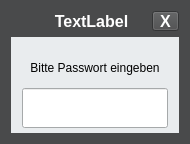
Old version of the form linbo_gui/login.ui in the repository linuxmuster/linuxmuster-linbo.
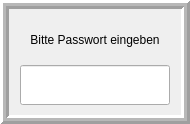
New version of the form.

Commit message: login dialog mit breitem Rahmen

```diff
--- a/linbo_gui/login.ui
+++ b/linbo_gui/login.ui
@@ -10,7 +10,7 @@
     <x>0</x>
     <y>0</y>
     <width>190</width>
-    <height>144</height>
+    <height>124</height>
    </rect>
   </property>
   <property name="sizePolicy">
@@ -25,421 +25,6 @@
     <height>100</height>
    </size>
   </property>
-  <property name="palette">
-   <palette>
-    <active>
-     <colorrole role="WindowText">
-      <brush brushstyle="SolidPattern">
-       <color alpha="255">
-        <red>255</red>
-        <green>255</green>
-        <blue>255</blue>
-       </color>
-      </brush>
-     </colorrole>
-     <colorrole role="Button">
-      <brush brushstyle="SolidPattern">
-       <color alpha="255">
-        <red>73</red>
-        <green>74</green>
-        <blue>75</blue>
-       </color>
-      </brush>
-     </colorrole>
-     <colorrole role="Light">
-      <brush brushstyle="SolidPattern">
-       <color alpha="255">
-        <red>109</red>
-        <green>111</green>
-        <blue>112</blue>
-       </color>
-      </brush>
-     </colorrole>
-     <colorrole role="Midlight">
-      <brush brushstyle="SolidPattern">
-       <color alpha="255">
-        <red>91</red>
-        <green>92</green>
-        <blue>93</blue>
-       </color>
-      </brush>
-     </colorrole>
-     <colorrole role="Dark">
-      <brush brushstyle="SolidPattern">
-       <color alpha="255">
-        <red>36</red>
-        <green>37</green>
-        <blue>37</blue>
-       </color>
-      </brush>
-     </colorrole>
-     <colorrole role="Mid">
-      <brush brushstyle="SolidPattern">
-       <color alpha="255">
-        <red>48</red>
-        <green>49</green>
-        <blue>50</blue>
-       </color>
-      </brush>
-     </colorrole>
-     <colorrole role="Text">
-      <brush brushstyle="SolidPattern">
-       <color alpha="255">
-        <red>255</red>
-        <green>255</green>
-        <blue>255</blue>
-       </color>
-      </brush>
-     </colorrole>
-     <colorrole role="BrightText">
-      <brush brushstyle="SolidPattern">
-       <color alpha="255">
-        <red>255</red>
-        <green>255</green>
-        <blue>255</blue>
-       </color>
-      </brush>
-     </colorrole>
-     <colorrole role="ButtonText">
-      <brush brushstyle="SolidPattern">
-       <color alpha="255">
-        <red>255</red>
-        <green>255</green>
-        <blue>255</blue>
-       </color>
-      </brush>
-     </colorrole>
-     <colorrole role="Base">
-      <brush brushstyle="SolidPattern">
-       <color alpha="255">
-        <red>0</red>
-        <green>0</green>
-        <blue>0</blue>
-       </color>
-      </brush>
-     </colorrole>
-     <colorrole role="Window">
-      <brush brushstyle="SolidPattern">
-       <color alpha="255">
-        <red>73</red>
-        <green>74</green>
-        <blue>75</blue>
-       </color>
-      </brush>
-     </colorrole>
-     <colorrole role="Shadow">
-      <brush brushstyle="SolidPattern">
-       <color alpha="255">
-        <red>0</red>
-        <green>0</green>
-        <blue>0</blue>
-       </color>
-      </brush>
-     </colorrole>
-     <colorrole role="AlternateBase">
-      <brush brushstyle="SolidPattern">
-       <color alpha="255">
-        <red>36</red>
-        <green>37</green>
-        <blue>37</blue>
-       </color>
-      </brush>
-     </colorrole>
-     <colorrole role="ToolTipBase">
-      <brush brushstyle="SolidPattern">
-       <color alpha="255">
-        <red>255</red>
-        <green>255</green>
-        <blue>220</blue>
-       </color>
-      </brush>
-     </colorrole>
-     <colorrole role="ToolTipText">
-      <brush brushstyle="SolidPattern">
-       <color alpha="255">
-        <red>0</red>
-        <green>0</green>
-        <blue>0</blue>
-       </color>
-      </brush>
-     </colorrole>
-    </active>
-    <inactive>
-     <colorrole role="WindowText">
-      <brush brushstyle="SolidPattern">
-       <color alpha="255">
-        <red>255</red>
-        <green>255</green>
-        <blue>255</blue>
-       </color>
-      </brush>
-     </colorrole>
-     <colorrole role="Button">
-      <brush brushstyle="SolidPattern">
-       <color alpha="255">
-        <red>73</red>
-        <green>74</green>
-        <blue>75</blue>
-       </color>
-      </brush>
-     </colorrole>
-     <colorrole role="Light">
-      <brush brushstyle="SolidPattern">
-       <color alpha="255">
-        <red>109</red>
-        <green>111</green>
-        <blue>112</blue>
-       </color>
-      </brush>
-     </colorrole>
-     <colorrole role="Midlight">
-      <brush brushstyle="SolidPattern">
-       <color alpha="255">
-        <red>91</red>
-        <green>92</green>
-        <blue>93</blue>
-       </color>
-      </brush>
-     </colorrole>
-     <colorrole role="Dark">
-      <brush brushstyle="SolidPattern">
-       <color alpha="255">
-        <red>36</red>
-        <green>37</green>
-        <blue>37</blue>
-       </color>
-      </brush>
-     </colorrole>
-     <colorrole role="Mid">
-      <brush brushstyle="SolidPattern">
-       <color alpha="255">
-        <red>48</red>
-        <green>49</green>
-        <blue>50</blue>
-       </color>
-      </brush>
-     </colorrole>
-     <colorrole role="Text">
-      <brush brushstyle="SolidPattern">
-       <color alpha="255">
-        <red>255</red>
-        <green>255</green>
-        <blue>255</blue>
-       </color>
-      </brush>
-     </colorrole>
-     <colorrole role="BrightText">
-      <brush brushstyle="SolidPattern">
-       <color alpha="255">
-        <red>255</red>
-        <green>255</green>
-        <blue>255</blue>
-       </color>
-      </brush>
-     </colorrole>
-     <colorrole role="ButtonText">
-      <brush brushstyle="SolidPattern">
-       <color alpha="255">
-        <red>255</red>
-        <green>255</green>
-        <blue>255</blue>
-       </color>
-      </brush>
-     </colorrole>
-     <colorrole role="Base">
-      <brush brushstyle="SolidPattern">
-       <color alpha="255">
-        <red>0</red>
-        <green>0</green>
-        <blue>0</blue>
-       </color>
-      </brush>
-     </colorrole>
-     <colorrole role="Window">
-      <brush brushstyle="SolidPattern">
-       <color alpha="255">
-        <red>73</red>
-        <green>74</green>
-        <blue>75</blue>
-       </color>
-      </brush>
-     </colorrole>
-     <colorrole role="Shadow">
-      <brush brushstyle="SolidPattern">
-       <color alpha="255">
-        <red>0</red>
-        <green>0</green>
-        <blue>0</blue>
-       </color>
-      </brush>
-     </colorrole>
-     <colorrole role="AlternateBase">
-      <brush brushstyle="SolidPattern">
-       <color alpha="255">
-        <red>36</red>
-        <green>37</green>
-        <blue>37</blue>
-       </color>
-      </brush>
-     </colorrole>
-     <colorrole role="ToolTipBase">
-      <brush brushstyle="SolidPattern">
-       <color alpha="255">
-        <red>255</red>
-        <green>255</green>
-        <blue>220</blue>
-       </color>
-      </brush>
-     </colorrole>
-     <colorrole role="ToolTipText">
-      <brush brushstyle="SolidPattern">
-       <color alpha="255">
-        <red>0</red>
-        <green>0</green>
-        <blue>0</blue>
-       </color>
-      </brush>
-     </colorrole>
-    </inactive>
-    <disabled>
-     <colorrole role="WindowText">
-      <brush brushstyle="SolidPattern">
-       <color alpha="255">
-        <red>36</red>
-        <green>37</green>
-        <blue>37</blue>
-       </color>
-      </brush>
-     </colorrole>
-     <colorrole role="Button">
-      <brush brushstyle="SolidPattern">
-       <color alpha="255">
-        <red>73</red>
-        <green>74</green>
-        <blue>75</blue>
-       </color>
-      </brush>
-     </colorrole>
-     <colorrole role="Light">
-      <brush brushstyle="SolidPattern">
-       <color alpha="255">
-        <red>109</red>
-        <green>111</green>
-        <blue>112</blue>
-       </color>
-      </brush>
-     </colorrole>
-     <colorrole role="Midlight">
-      <brush brushstyle="SolidPattern">
-       <color alpha="255">
-        <red>91</red>
-        <green>92</green>
-        <blue>93</blue>
-       </color>
-      </brush>
-     </colorrole>
-     <colorrole role="Dark">
-      <brush brushstyle="SolidPattern">
-       <color alpha="255">
-        <red>36</red>
-        <green>37</green>
-        <blue>37</blue>
-       </color>
-      </brush>
-     </colorrole>
-     <colorrole role="Mid">
-      <brush brushstyle="SolidPattern">
-       <color alpha="255">
-        <red>48</red>
-        <green>49</green>
-        <blue>50</blue>
-       </color>
-      </brush>
-     </colorrole>
-     <colorrole role="Text">
-      <brush brushstyle="SolidPattern">
-       <color alpha="255">
-        <red>36</red>
-        <green>37</green>
-        <blue>37</blue>
-       </color>
-      </brush>
-     </colorrole>
-     <colorrole role="BrightText">
-      <brush brushstyle="SolidPattern">
-       <color alpha="255">
-        <red>255</red>
-        <green>255</green>
-        <blue>255</blue>
-       </color>
-      </brush>
-     </colorrole>
-     <colorrole role="ButtonText">
-      <brush brushstyle="SolidPattern">
-       <color alpha="255">
-        <red>36</red>
-        <green>37</green>
-        <blue>37</blue>
-       </color>
-      </brush>
-     </colorrole>
-     <colorrole role="Base">
-      <brush brushstyle="SolidPattern">
-       <color alpha="255">
-        <red>73</red>
-        <green>74</green>
-        <blue>75</blue>
-       </color>
-      </brush>
-     </colorrole>
-     <colorrole role="Window">
-      <brush brushstyle="SolidPattern">
-       <color alpha="255">
-        <red>73</red>
-        <green>74</green>
-        <blue>75</blue>
-       </color>
-      </brush>
-     </colorrole>
-     <colorrole role="Shadow">
-      <brush brushstyle="SolidPattern">
-       <color alpha="255">
-        <red>0</red>
-        <green>0</green>
-        <blue>0</blue>
-       </color>
-      </brush>
-     </colorrole>
-     <colorrole role="AlternateBase">
-      <brush brushstyle="SolidPattern">
-       <color alpha="255">
-        <red>73</red>
-        <green>74</green>
-        <blue>75</blue>
-       </color>
-      </brush>
-     </colorrole>
-     <colorrole role="ToolTipBase">
-      <brush brushstyle="SolidPattern">
-       <color alpha="255">
-        <red>255</red>
-        <green>255</green>
-        <blue>220</blue>
-       </color>
-      </brush>
-     </colorrole>
-     <colorrole role="ToolTipText">
-      <brush brushstyle="SolidPattern">
-       <color alpha="255">
-        <red>0</red>
-        <green>0</green>
-        <blue>0</blue>
-       </color>
-      </brush>
-     </colorrole>
-    </disabled>
-   </palette>
-  </property>
   <property name="cursor">
    <cursorShape>ArrowCursor</cursorShape>
   </property>
@@ -453,500 +38,31 @@
    <bool>true</bool>
   </property>
   <layout class="QVBoxLayout" name="verticalLayout_2">
+   <property name="leftMargin">
+    <number>0</number>
+   </property>
+   <property name="topMargin">
+    <number>0</number>
+   </property>
+   <property name="rightMargin">
+    <number>0</number>
+   </property>
+   <property name="bottomMargin">
+    <number>0</number>
+   </property>
    <item>
-    <layout class="QHBoxLayout" name="horizontalLayout" stretch="0,1,0">
-     <property name="spacing">
-      <number>0</number>
+    <widget class="QFrame" name="frame">
+     <property name="frameShape">
+      <enum>QFrame::Box</enum>
      </property>
-     <item>
-      <spacer name="horizontalSpacer">
-       <property name="orientation">
-        <enum>Qt::Horizontal</enum>
-       </property>
-       <property name="sizeType">
-        <enum>QSizePolicy::Fixed</enum>
-       </property>
-       <property name="sizeHint" stdset="0">
-        <size>
-         <width>20</width>
-         <height>20</height>
-        </size>
-       </property>
-      </spacer>
-     </item>
-     <item>
-      <widget class="QLabel" name="dialogTitle">
-       <property name="sizePolicy">
-        <sizepolicy hsizetype="Expanding" vsizetype="Fixed">
-         <horstretch>1</horstretch>
-         <verstretch>0</verstretch>
-        </sizepolicy>
-       </property>
-       <property name="minimumSize">
-        <size>
-         <width>100</width>
-         <height>20</height>
-        </size>
-       </property>
-       <property name="font">
-        <font>
-         <pointsize>12</pointsize>
-         <weight>75</weight>
-         <bold>true</bold>
-        </font>
-       </property>
-       <property name="text">
-        <string>TextLabel</string>
-       </property>
-       <property name="alignment">
-        <set>Qt::AlignCenter</set>
-       </property>
-      </widget>
-     </item>
-     <item>
-      <widget class="QToolButton" name="toolButton">
-       <property name="minimumSize">
-        <size>
-         <width>20</width>
-         <height>20</height>
-        </size>
-       </property>
-       <property name="font">
-        <font>
-         <pointsize>12</pointsize>
-         <weight>75</weight>
-         <bold>true</bold>
-        </font>
-       </property>
-       <property name="text">
-        <string>X</string>
-       </property>
-       <property name="toolButtonStyle">
-        <enum>Qt::ToolButtonTextOnly</enum>
-       </property>
-      </widget>
-     </item>
-    </layout>
-   </item>
-   <item>
-    <widget class="QWidget" name="content" native="true">
-     <property name="palette">
-      <palette>
-       <active>
-        <colorrole role="WindowText">
-         <brush brushstyle="SolidPattern">
-          <color alpha="255">
-           <red>0</red>
-           <green>0</green>
-           <blue>0</blue>
-          </color>
-         </brush>
-        </colorrole>
-        <colorrole role="Button">
-         <brush brushstyle="SolidPattern">
-          <color alpha="255">
-           <red>233</red>
-           <green>236</green>
-           <blue>238</blue>
-          </color>
-         </brush>
-        </colorrole>
-        <colorrole role="Light">
-         <brush brushstyle="SolidPattern">
-          <color alpha="255">
-           <red>255</red>
-           <green>255</green>
-           <blue>255</blue>
-          </color>
-         </brush>
-        </colorrole>
-        <colorrole role="Midlight">
-         <brush brushstyle="SolidPattern">
-          <color alpha="255">
-           <red>244</red>
-           <green>245</green>
-           <blue>246</blue>
-          </color>
-         </brush>
-        </colorrole>
-        <colorrole role="Dark">
-         <brush brushstyle="SolidPattern">
-          <color alpha="255">
-           <red>116</red>
-           <green>118</green>
-           <blue>119</blue>
-          </color>
-         </brush>
-        </colorrole>
-        <colorrole role="Mid">
-         <brush brushstyle="SolidPattern">
-          <color alpha="255">
-           <red>155</red>
-           <green>157</green>
-           <blue>159</blue>
-          </color>
-         </brush>
-        </colorrole>
-        <colorrole role="Text">
-         <brush brushstyle="SolidPattern">
-          <color alpha="255">
-           <red>0</red>
-           <green>0</green>
-           <blue>0</blue>
-          </color>
-         </brush>
-        </colorrole>
-        <colorrole role="BrightText">
-         <brush brushstyle="SolidPattern">
-          <color alpha="255">
-           <red>255</red>
-           <green>255</green>
-           <blue>255</blue>
-          </color>
-         </brush>
-        </colorrole>
-        <colorrole role="ButtonText">
-         <brush brushstyle="SolidPattern">
-          <color alpha="255">
-           <red>0</red>
-           <green>0</green>
-           <blue>0</blue>
-          </color>
-         </brush>
-        </colorrole>
-        <colorrole role="Base">
-         <brush brushstyle="SolidPattern">
-          <color alpha="255">
-           <red>255</red>
-           <green>255</green>
-           <blue>255</blue>
-          </color>
-         </brush>
-        </colorrole>
-        <colorrole role="Window">
-         <brush brushstyle="SolidPattern">
-          <color alpha="255">
-           <red>233</red>
-           <green>236</green>
-           <blue>238</blue>
-          </color>
-         </brush>
-        </colorrole>
-        <colorrole role="Shadow">
-         <brush brushstyle="SolidPattern">
-          <color alpha="255">
-           <red>0</red>
-           <green>0</green>
-           <blue>0</blue>
-          </color>
-         </brush>
-        </colorrole>
-        <colorrole role="AlternateBase">
-         <brush brushstyle="SolidPattern">
-          <color alpha="255">
-           <red>244</red>
-           <green>245</green>
-           <blue>246</blue>
-          </color>
-         </brush>
-        </colorrole>
-        <colorrole role="ToolTipBase">
-         <brush brushstyle="SolidPattern">
-          <color alpha="255">
-           <red>255</red>
-           <green>255</green>
-           <blue>220</blue>
-          </color>
-         </brush>
-        </colorrole>
-        <colorrole role="ToolTipText">
-         <brush brushstyle="SolidPattern">
-          <color alpha="255">
-           <red>0</red>
-           <green>0</green>
-           <blue>0</blue>
-          </color>
-         </brush>
-        </colorrole>
-       </active>
-       <inactive>
-        <colorrole role="WindowText">
-         <brush brushstyle="SolidPattern">
-          <color alpha="255">
-           <red>0</red>
-           <green>0</green>
-           <blue>0</blue>
-          </color>
-         </brush>
-        </colorrole>
-        <colorrole role="Button">
-         <brush brushstyle="SolidPattern">
-          <color alpha="255">
-           <red>233</red>
-           <green>236</green>
-           <blue>238</blue>
-          </color>
-         </brush>
-        </colorrole>
-        <colorrole role="Light">
-         <brush brushstyle="SolidPattern">
-          <color alpha="255">
-           <red>255</red>
-           <green>255</green>
-           <blue>255</blue>
-          </color>
-         </brush>
-        </colorrole>
-        <colorrole role="Midlight">
-         <brush brushstyle="SolidPattern">
-          <color alpha="255">
-           <red>244</red>
-           <green>245</green>
-           <blue>246</blue>
-          </color>
-         </brush>
-        </colorrole>
-        <colorrole role="Dark">
-         <brush brushstyle="SolidPattern">
-          <color alpha="255">
-           <red>116</red>
-           <green>118</green>
-           <blue>119</blue>
-          </color>
-         </brush>
-        </colorrole>
-        <colorrole role="Mid">
-         <brush brushstyle="SolidPattern">
-          <color alpha="255">
-           <red>155</red>
-           <green>157</green>
-           <blue>159</blue>
-          </color>
-         </brush>
-        </colorrole>
-        <colorrole role="Text">
-         <brush brushstyle="SolidPattern">
-          <color alpha="255">
-           <red>0</red>
-           <green>0</green>
-           <blue>0</blue>
-          </color>
-         </brush>
-        </colorrole>
-        <colorrole role="BrightText">
-         <brush brushstyle="SolidPattern">
-          <color alpha="255">
-           <red>255</red>
-           <green>255</green>
-           <blue>255</blue>
-          </color>
-         </brush>
-        </colorrole>
-        <colorrole role="ButtonText">
-         <brush brushstyle="SolidPattern">
-          <color alpha="255">
-           <red>0</red>
-           <green>0</green>
-           <blue>0</blue>
-          </color>
-         </brush>
-        </colorrole>
-        <colorrole role="Base">
-         <brush brushstyle="SolidPattern">
-          <color alpha="255">
-           <red>255</red>
-           <green>255</green>
-           <blue>255</blue>
-          </color>
-         </brush>
-        </colorrole>
-        <colorrole role="Window">
-         <brush brushstyle="SolidPattern">
-          <color alpha="255">
-           <red>233</red>
-           <green>236</green>
-           <blue>238</blue>
-          </color>
-         </brush>
-        </colorrole>
-        <colorrole role="Shadow">
-         <brush brushstyle="SolidPattern">
-          <color alpha="255">
-           <red>0</red>
-           <green>0</green>
-           <blue>0</blue>
-          </color>
-         </brush>
-        </colorrole>
-        <colorrole role="AlternateBase">
-         <brush brushstyle="SolidPattern">
-          <color alpha="255">
-           <red>244</red>
-           <green>245</green>
-           <blue>246</blue>
-          </color>
-         </brush>
-        </colorrole>
-        <colorrole role="ToolTipBase">
-         <brush brushstyle="SolidPattern">
-          <color alpha="255">
-           <red>255</red>
-           <green>255</green>
-           <blue>220</blue>
-          </color>
-         </brush>
-        </colorrole>
-        <colorrole role="ToolTipText">
-         <brush brushstyle="SolidPattern">
-          <color alpha="255">
-           <red>0</red>
-           <green>0</green>
-           <blue>0</blue>
-          </color>
-         </brush>
-        </colorrole>
-       </inactive>
-       <disabled>
-        <colorrole role="WindowText">
-         <brush brushstyle="SolidPattern">
-          <color alpha="255">
-           <red>116</red>
-           <green>118</green>
-           <blue>119</blue>
-          </color>
-         </brush>
-        </colorrole>
-        <colorrole role="Button">
-         <brush brushstyle="SolidPattern">
-          <color alpha="255">
-           <red>233</red>
-           <green>236</green>
-           <blue>238</blue>
-          </color>
-         </brush>
-        </colorrole>
-        <colorrole role="Light">
-         <brush brushstyle="SolidPattern">
-          <color alpha="255">
-           <red>255</red>
-           <green>255</green>
-           <blue>255</blue>
-          </color>
-         </brush>
-        </colorrole>
-        <colorrole role="Midlight">
-         <brush brushstyle="SolidPattern">
-          <color alpha="255">
-           <red>244</red>
-           <green>245</green>
-           <blue>246</blue>
-          </color>
-         </brush>
-        </colorrole>
-        <colorrole role="Dark">
-         <brush brushstyle="SolidPattern">
-          <color alpha="255">
-           <red>116</red>
-           <green>118</green>
-           <blue>119</blue>
-          </color>
-         </brush>
-        </colorrole>
-        <colorrole role="Mid">
-         <brush brushstyle="SolidPattern">
-          <color alpha="255">
-           <red>155</red>
-           <green>157</green>
-           <blue>159</blue>
-          </color>
-         </brush>
-        </colorrole>
-        <colorrole role="Text">
-         <brush brushstyle="SolidPattern">
-          <color alpha="255">
-           <red>116</red>
-           <green>118</green>
-           <blue>119</blue>
-          </color>
-         </brush>
-        </colorrole>
-        <colorrole role="BrightText">
-         <brush brushstyle="SolidPattern">
-          <color alpha="255">
-           <red>255</red>
-           <green>255</green>
-           <blue>255</blue>
-          </color>
-         </brush>
-        </colorrole>
-        <colorrole role="ButtonText">
-         <brush brushstyle="SolidPattern">
-          <color alpha="255">
-           <red>116</red>
-           <green>118</green>
-           <blue>119</blue>
-          </color>
-         </brush>
-        </colorrole>
-        <colorrole role="Base">
-         <brush brushstyle="SolidPattern">
-          <color alpha="255">
-           <red>233</red>
-           <green>236</green>
-           <blue>238</blue>
-          </color>
-         </brush>
-        </colorrole>
-        <colorrole role="Window">
-         <brush brushstyle="SolidPattern">
-          <color alpha="255">
-           <red>233</red>
-           <green>236</green>
-           <blue>238</blue>
-          </color>
-         </brush>
-        </colorrole>
-        <colorrole role="Shadow">
-         <brush brushstyle="SolidPattern">
-          <color alpha="255">
-           <red>0</red>
-           <green>0</green>
-           <blue>0</blue>
-          </color>
-         </brush>
-        </colorrole>
-        <colorrole role="AlternateBase">
-         <brush brushstyle="SolidPattern">
-          <color alpha="255">
-           <red>233</red>
-           <green>236</green>
-           <blue>238</blue>
-          </color>
-         </brush>
-        </colorrole>
-        <colorrole role="ToolTipBase">
-         <brush brushstyle="SolidPattern">
-          <color alpha="255">
-           <red>255</red>
-           <green>255</green>
-           <blue>220</blue>
-          </color>
-         </brush>
-        </colorrole>
-        <colorrole role="ToolTipText">
-         <brush brushstyle="SolidPattern">
-          <color alpha="255">
-           <red>0</red>
-           <green>0</green>
-           <blue>0</blue>
-          </color>
-         </brush>
-        </colorrole>
-       </disabled>
-      </palette>
+     <property name="frameShadow">
+      <enum>QFrame::Raised</enum>
      </property>
-     <property name="autoFillBackground">
-      <bool>true</bool>
+     <property name="lineWidth">
+      <number>3</number>
+     </property>
+     <property name="midLineWidth">
+      <number>3</number>
      </property>
      <layout class="QVBoxLayout" name="verticalLayout">
       <item>
```
The commit also changes 1 other file.
